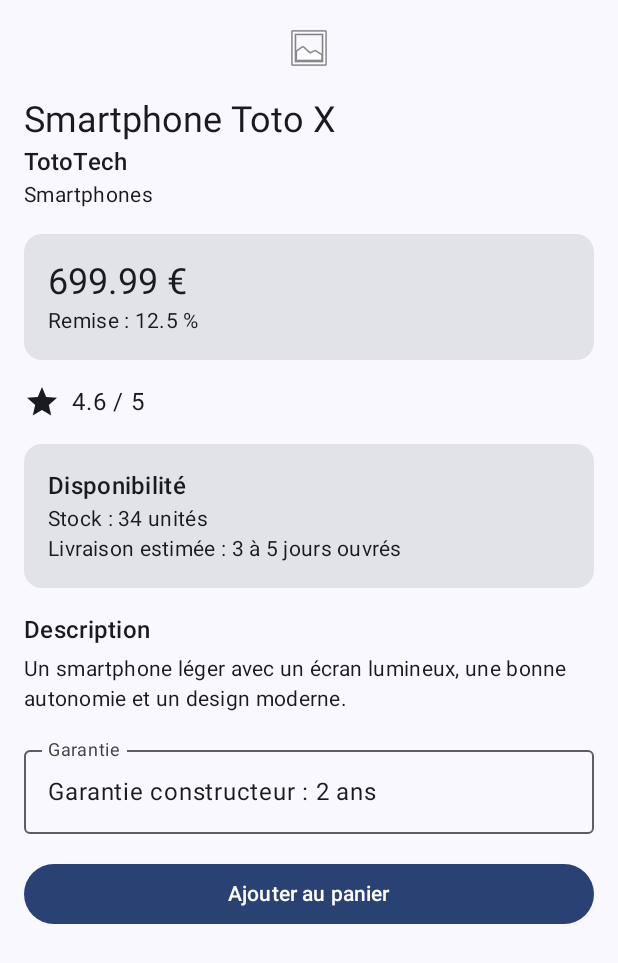
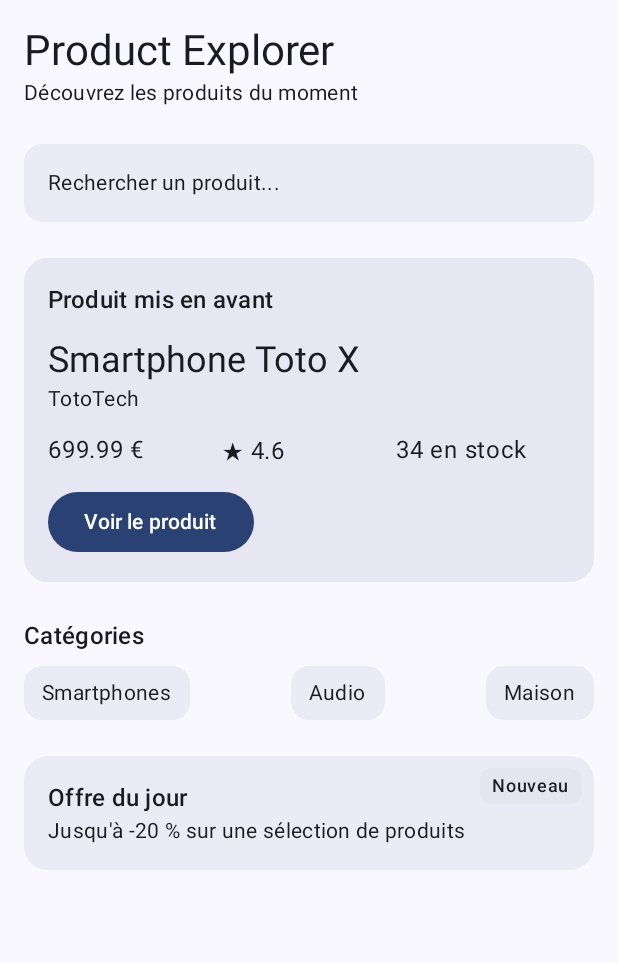
Before and after one commit to NicolasPons/jetpack-product-explorer, an Android app built with Jetpack Compose: the screen it shows after launch (MainActivity), on a phone screen of 412 x 824 dp. Shown: the top 963 px of the screen. Run offline under Robolectric (Android 15) with nearby library versions, the phone set to English and light mode, and no system bars.

Commit message:
[FTR]TP5 - ecran accueil

```diff
--- a/app/src/main/java/fr/productexplorer/MainActivity.kt
+++ b/app/src/main/java/fr/productexplorer/MainActivity.kt
@@ -5,10 +5,13 @@ import androidx.activity.ComponentActivity
 import androidx.activity.compose.setContent
 import androidx.activity.enableEdgeToEdge
 import androidx.compose.foundation.Image
+import androidx.compose.foundation.layout.Box
 import androidx.compose.foundation.layout.Column
 import androidx.compose.foundation.layout.Row
+import androidx.compose.foundation.layout.Spacer
 import androidx.compose.foundation.layout.fillMaxSize
 import androidx.compose.foundation.layout.fillMaxWidth
+import androidx.compose.foundation.layout.height
 import androidx.compose.foundation.layout.padding
 import androidx.compose.material.icons.Icons
 import androidx.compose.material.icons.filled.Star
@@ -18,8 +21,10 @@ import androidx.compose.material3.Icon
 import androidx.compose.material3.MaterialTheme
 import androidx.compose.material3.OutlinedTextField
 import androidx.compose.material3.Scaffold
+import androidx.compose.material3.Surface
 import androidx.compose.material3.Text
 import androidx.compose.runtime.Composable
+import androidx.compose.ui.Alignment
 import androidx.compose.ui.Modifier
 import androidx.compose.ui.res.painterResource
 import androidx.compose.ui.tooling.preview.Preview
@@ -33,10 +38,10 @@ class MainActivity : ComponentActivity() {
         setContent {
             ProductExplorerTheme {
                 Scaffold(modifier = Modifier.fillMaxSize()) { innerPadding ->
-                    ProductDetailScreen(
-                        product = sampleProduct(),
-                        onAddToCartClick = {
-                            // Action à ajouter plus tard
+                    ProductHomeScreen(
+                        featuredProduct = sampleProduct(),
+                        onFeaturedProductClick = {
+                            // Plus tard : ouvrir le détail du produit
                         },
                         modifier = Modifier.padding(innerPadding)
                     )
@@ -324,3 +329,218 @@ fun ProductDetailScreenOutOfStockPreview() {
         )
     }
 }
+
+// ---------- TP5 : écran d'accueil ----------
+
+@Composable
+fun ProductHomeScreen(
+    featuredProduct: ProductUi,
+    onFeaturedProductClick: () -> Unit,
+    modifier: Modifier = Modifier
+) {
+    Column(
+        modifier = modifier
+            .fillMaxSize()
+            .padding(16.dp)
+    ) {
+        HomeHeader()
+        Spacer(modifier = Modifier.height(24.dp))
+        SearchPreviewBar()
+        Spacer(modifier = Modifier.height(24.dp))
+        FeaturedProductSection(
+            product = featuredProduct,
+            onClick = onFeaturedProductClick
+        )
+        Spacer(modifier = Modifier.height(24.dp))
+        CategoriesSection()
+        Spacer(modifier = Modifier.height(24.dp))
+        DailyOfferBox()
+    }
+}
+
+@Composable
+fun HomeHeader(
+    modifier: Modifier = Modifier
+) {
+    Column(modifier = modifier) {
+        Text(
+            text = "Product Explorer",
+            style = MaterialTheme.typography.headlineMedium
+        )
+        Text(
+            text = "Découvrez les produits du moment",
+            style = MaterialTheme.typography.bodyMedium
+        )
+    }
+}
+
+@Composable
+fun SearchPreviewBar(
+    modifier: Modifier = Modifier
+) {
+    Surface(
+        modifier = modifier.fillMaxWidth(),
+        shape = MaterialTheme.shapes.medium,
+        tonalElevation = 2.dp
+    ) {
+        Text(
+            text = "Rechercher un produit...",
+            modifier = Modifier.padding(16.dp),
+            style = MaterialTheme.typography.bodyMedium
+        )
+    }
+}
+
+@Composable
+fun FeaturedProductSection(
+    product: ProductUi,
+    onClick: () -> Unit,
+    modifier: Modifier = Modifier
+) {
+    Surface(
+        modifier = modifier.fillMaxWidth(),
+        shape = MaterialTheme.shapes.large,
+        tonalElevation = 4.dp
+    ) {
+        Column(
+            modifier = Modifier.padding(16.dp)
+        ) {
+            Text(
+                text = "Produit mis en avant",
+                style = MaterialTheme.typography.titleMedium
+            )
+            Spacer(modifier = Modifier.height(12.dp))
+            Text(
+                text = product.title,
+                style = MaterialTheme.typography.headlineSmall
+            )
+            Text(
+                text = product.brand,
+                style = MaterialTheme.typography.bodyMedium
+            )
+            Spacer(modifier = Modifier.height(12.dp))
+            ProductQuickInfoRow(
+                price = product.price,
+                rating = product.rating,
+                stock = product.stock
+            )
+            Spacer(modifier = Modifier.height(12.dp))
+            Button(onClick = onClick) {
+                Text(text = "Voir le produit")
+            }
+        }
+    }
+}
+
+@Composable
+fun ProductQuickInfoRow(
+    price: Double,
+    rating: Double,
+    stock: Int,
+    modifier: Modifier = Modifier
+) {
+    Row(modifier = modifier.fillMaxWidth()) {
+        Text(
+            text = "$price €",
+            modifier = Modifier.weight(1f)
+        )
+        Text(
+            text = "★ $rating",
+            modifier = Modifier.weight(1f)
+        )
+        Text(
+            text = "$stock en stock",
+            modifier = Modifier.weight(1f)
+        )
+    }
+}
+
+@Composable
+fun CategoryChip(
+    label: String,
+    modifier: Modifier = Modifier
+) {
+    Surface(
+        modifier = modifier,
+        shape = MaterialTheme.shapes.medium,
+        tonalElevation = 2.dp
+    ) {
+        Text(
+            text = label,
+            modifier = Modifier.padding(horizontal = 12.dp, vertical = 8.dp),
+            style = MaterialTheme.typography.bodyMedium
+        )
+    }
+}
+
+@Composable
+fun CategoriesSection(
+    modifier: Modifier = Modifier
+) {
+    Column(modifier = modifier) {
+        Text(
+            text = "Catégories",
+            style = MaterialTheme.typography.titleMedium
+        )
+        Spacer(modifier = Modifier.height(8.dp))
+        Row {
+            CategoryChip(label = "Smartphones")
+            Spacer(modifier = Modifier.weight(1f))
+            CategoryChip(label = "Audio")
+            Spacer(modifier = Modifier.weight(1f))
+            CategoryChip(label = "Maison")
+        }
+    }
+}
+
+@Composable
+fun DailyOfferBox(
+    modifier: Modifier = Modifier
+) {
+    Box(
+        modifier = modifier.fillMaxWidth()
+    ) {
+        Surface(
+            modifier = Modifier.fillMaxWidth(),
+            shape = MaterialTheme.shapes.large,
+            tonalElevation = 2.dp
+        ) {
+            Column(
+                modifier = Modifier.padding(16.dp)
+            ) {
+                Text(
+                    text = "Offre du jour",
+                    style = MaterialTheme.typography.titleMedium
+                )
+                Text(
+                    text = "Jusqu'à -20 % sur une sélection de produits",
+                    style = MaterialTheme.typography.bodyMedium
+                )
+            }
+        }
+        Surface(
+            modifier = Modifier
+                .align(Alignment.TopEnd)
+                .padding(8.dp),
+            shape = MaterialTheme.shapes.small,
+            tonalElevation = 6.dp
+        ) {
+            Text(
+                text = "Nouveau",
+                modifier = Modifier.padding(horizontal = 8.dp, vertical = 4.dp),
+                style = MaterialTheme.typography.labelMedium
+            )
+        }
+    }
+}
+
+@Preview(showBackground = true)
+@Composable
+fun ProductHomeScreenPreview() {
+    ProductExplorerTheme {
+        ProductHomeScreen(
+            featuredProduct = sampleProduct(),
+            onFeaturedProductClick = {}
+        )
+    }
+}
```
